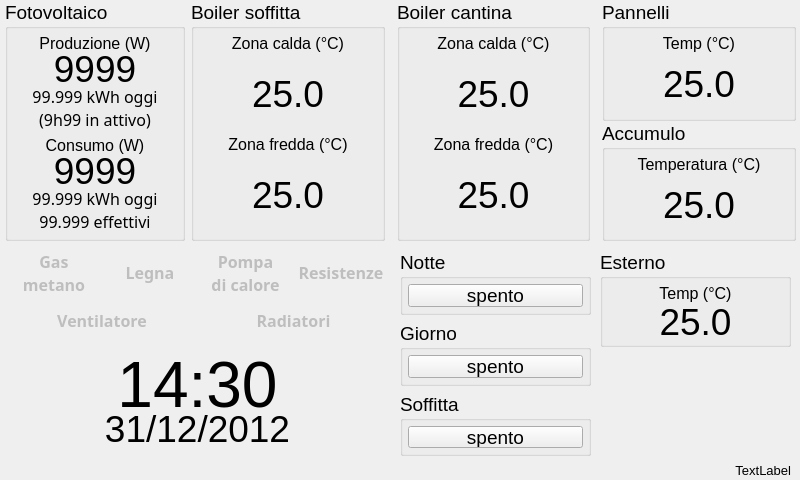
Old version of the form dlg_status.ui in the repository pillo79/home-control.
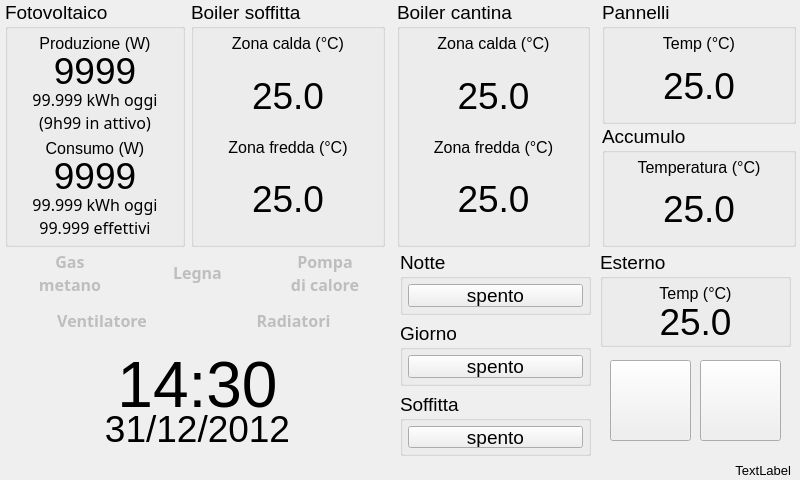
New version of the form. Icons and pictures are not drawn. Custom widgets are drawn as their Qt base class.

Commit message: feat: rimuovi gestione resistenze

What changed in the file:
```diff
--- a/dlg_status.ui
+++ b/dlg_status.ui
@@ -176,47 +176,6 @@
         </property>
        </widget>
       </item>
-      <item>
-       <widget class="QLabel" name="tlStatoResistenze">
-        <property name="enabled">
-         <bool>false</bool>
-        </property>
-        <property name="sizePolicy">
-         <sizepolicy hsizetype="Minimum" vsizetype="Expanding">
-          <horstretch>0</horstretch>
-          <verstretch>0</verstretch>
-         </sizepolicy>
-        </property>
-        <property name="minimumSize">
-         <size>
-          <width>0</width>
-          <height>40</height>
-         </size>
-        </property>
-        <property name="font">
-         <font>
-          <family>Sans Serif</family>
-          <pointsize>12</pointsize>
-         </font>
-        </property>
-        <property name="autoFillBackground">
-         <bool>true</bool>
-        </property>
-        <property name="text">
-         <string>&lt;!DOCTYPE HTML PUBLIC &quot;-//W3C//DTD HTML 4.0//EN&quot; &quot;http://www.w3.org/TR/REC-html40/strict.dtd&quot;&gt;
-&lt;html&gt;&lt;head&gt;&lt;meta name=&quot;qrichtext&quot; content=&quot;1&quot; /&gt;&lt;style type=&quot;text/css&quot;&gt;
-p, li { white-space: pre-wrap; }
-&lt;/style&gt;&lt;/head&gt;&lt;body style=&quot; font-family:'Sans Serif'; font-size:12pt; font-weight:400; font-style:normal;&quot;&gt;
-&lt;p style=&quot; margin-top:0px; margin-bottom:0px; margin-left:0px; margin-right:0px; -qt-block-indent:0; text-indent:0px;&quot;&gt;&lt;span style=&quot; font-family:'Sans'; font-weight:600;&quot;&gt;Resistenze&lt;/span&gt;&lt;/p&gt;&lt;/body&gt;&lt;/html&gt;</string>
-        </property>
-        <property name="scaledContents">
-         <bool>false</bool>
-        </property>
-        <property name="alignment">
-         <set>Qt::AlignCenter</set>
-        </property>
-       </widget>
-      </item>
      </layout>
     </item>
     <item>
@@ -464,13 +423,13 @@
     </item>
    </layout>
   </widget>
-  <widget class="QWidget" name="">
+  <widget class="QWidget" name="layoutWidget">
    <property name="geometry">
     <rect>
      <x>5</x>
      <y>0</y>
      <width>791</width>
-     <height>241</height>
+     <height>247</height>
     </rect>
    </property>
    <layout class="QHBoxLayout" name="horizontalLayout">
@@ -1031,7 +990,7 @@
     </item>
    </layout>
   </widget>
-  <widget class="QWidget" name="">
+  <widget class="QWidget" name="layoutWidget">
    <property name="geometry">
     <rect>
      <x>400</x>
@@ -1166,6 +1125,67 @@
     </item>
    </layout>
   </widget>
+  <widget class="QPushButton" name="pbSetProg">
+   <property name="geometry">
+    <rect>
+     <x>610</x>
+     <y>360</y>
+     <width>81</width>
+     <height>81</height>
+    </rect>
+   </property>
+   <property name="sizePolicy">
+    <sizepolicy hsizetype="Minimum" vsizetype="MinimumExpanding">
+     <horstretch>0</horstretch>
+     <verstretch>0</verstretch>
+    </sizepolicy>
+   </property>
+   <property name="text">
+    <string/>
+   </property>
+   <property name="icon">
+    <iconset resource="control.qrc">
+     <normaloff>:/rc/rc/away.png</normaloff>:/rc/rc/away.png</iconset>
+   </property>
+   <property name="iconSize">
+    <size>
+     <width>32</width>
+     <height>32</height>
+    </size>
+   </property>
+   <property name="checkable">
+    <bool>true</bool>
+   </property>
+  </widget>
+  <widget class="QPushButton" name="pbConfig">
+   <property name="geometry">
+    <rect>
+     <x>700</x>
+     <y>360</y>
+     <width>81</width>
+     <height>81</height>
+    </rect>
+   </property>
+   <property name="sizePolicy">
+    <sizepolicy hsizetype="Minimum" vsizetype="MinimumExpanding">
+     <horstretch>0</horstretch>
+     <verstretch>0</verstretch>
+    </sizepolicy>
+   </property>
+   <property name="text">
+    <string/>
+   </property>
+   <property name="icon">
+    <iconset resource="control.qrc">
+     <normaloff>:/rc/rc/settings.png</normaloff>:/rc/rc/settings.png</iconset>
+   </property>
+   <property name="iconSize">
+    <size>
+     <width>48</width>
+     <height>48</height>
+    </size>
+   </property>
+  </widget>
  </widget>
  <customwidgets>
   <customwidget>
```
Left out of the diff: 17 changed lines with no effect on the pictures. The commit also changes 11 other files.
